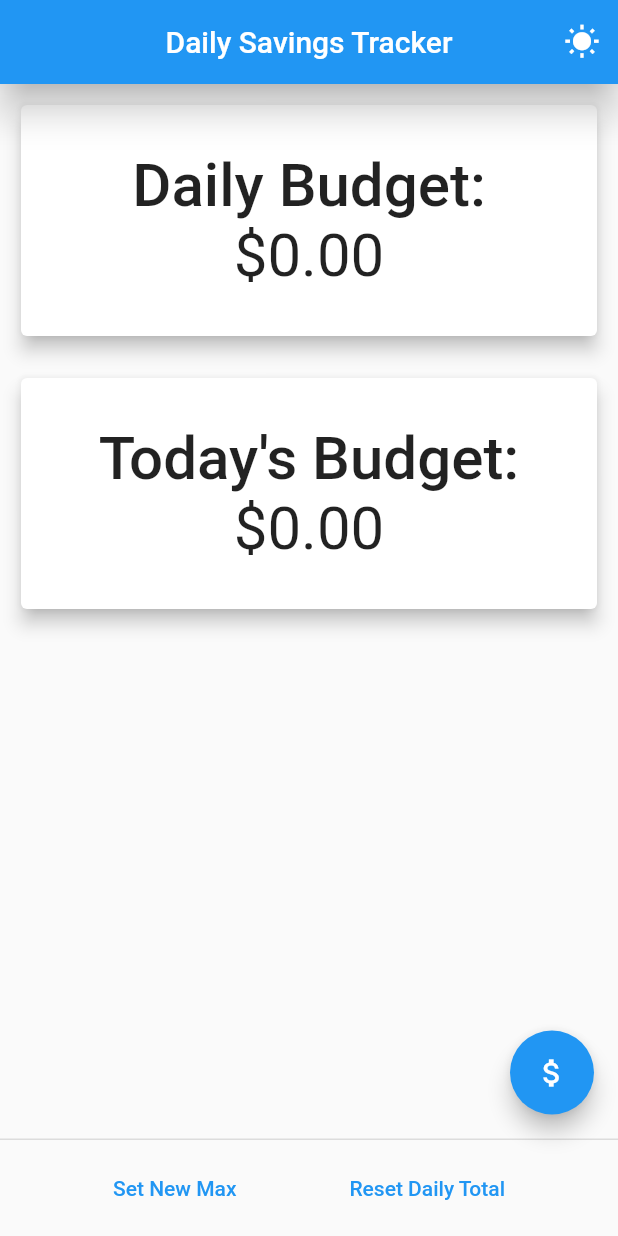
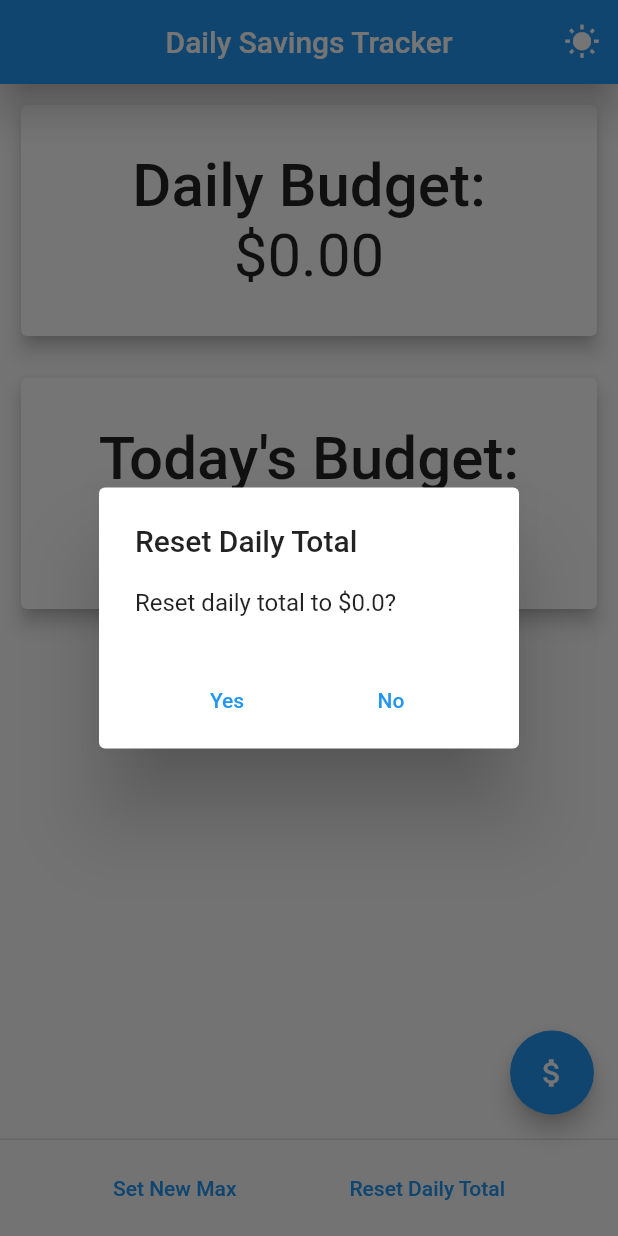
Before and after one commit to surgency23/DailySpendingTracker, a Flutter app: the screen it shows after launch, after a tap on "Reset Daily Total", on a phone screen of 412 x 824 dp. Run offline on Flutter 3.47's test engine with Material 2 defaults, Android fonts, the phone set to English and light mode, and no system bars; our stand-ins replace shared_preferences.

Commit message:
added cancels

```diff
--- a/lib/pages/home/home_page.dart
+++ b/lib/pages/home/home_page.dart
@@ -39,19 +39,11 @@ class _HomePageState extends State<HomePage> {
                                   children: [
                                     const Text("Daily Budget:",
                                         style: TextStyle(
-                                            //color: Colors.grey[800],
                                             fontWeight: FontWeight.w500,
-                                            //fontStyle: FontStyle.italic,
-                                            //fontFamily: 'Open Sans',
                                             fontSize: 40)),
                                     Text(
                                         "\$${numbersNotifier.maxDaily.toStringAsFixed(2)}",
-                                        style: const TextStyle(
-                                            //color: Colors.grey[800],
-                                            //fontWeight: FontWeight.w500,
-                                            //fontStyle: FontStyle.italic,
-                                            //fontFamily: 'Open Sans',
-                                            fontSize: 40))
+                                        style: const TextStyle(fontSize: 40))
                                   ],
                                 ),
                               ))),
@@ -72,72 +64,16 @@ class _HomePageState extends State<HomePage> {
                                   children: [
                                     const Text("Today's Budget:",
                                         style: TextStyle(
-                                            //color: Colors.grey[800],
                                             fontWeight: FontWeight.w500,
-                                            //fontStyle: FontStyle.italic,
-                                            //fontFamily: 'Open Sans',
                                             fontSize: 40)),
                                     Text(
                                         "\$${numbersNotifier.currentTotal.toStringAsFixed(2)}",
-                                        style: const TextStyle(
-                                            //color: Colors.grey[800],
-                                            //fontWeight: FontWeight.w500,
-                                            //fontStyle: FontStyle.italic,
-                                            //fontFamily: 'Open Sans',
-                                            fontSize: 40))
+                                        style: const TextStyle(fontSize: 40))
                                   ],
                                 )),
                           )),
                     ),
                   ),
-
-                  // Column(
-                  //   //mainAxisAlignment: MainAxisAlignment.spaceEvenly,
-                  //   children: [
-                  //    ],
-                  // ),
-                  // Row(
-                  //   mainAxisAlignment: MainAxisAlignment.center,
-                  //   children: [
-                  //     TextButton(
-                  //       onPressed: () {
-                  //         numbersNotifier.resetDailyLimit();
-                  //       },
-                  //       child: const Text("Reset Daily Total"),
-                  //     ),
-                  //     Consumer<NumbersController>(
-                  //       builder: (context, NumbersController numbersNotifier,
-                  //           Widget? child) {
-                  //         return TextButton(
-                  //             onPressed: () {
-                  //               showDialog(
-                  //                 context: context,
-                  //                 builder: (context) {
-                  //                   return AlertDialog(
-                  //                       title: const Text("New Daily Maximum"),
-                  //                       content: TextField(
-                  //                         decoration: const InputDecoration(
-                  //                             labelText: "Enter Value"),
-                  //                         keyboardType: TextInputType.number,
-                  //                         inputFormatters: <TextInputFormatter>[
-                  //                           FilteringTextInputFormatter.allow(
-                  //                               RegExp(r'^\d+\.?\d{0,2}')),
-                  //                         ], // Only numbers can be entered
-                  //                         onSubmitted: (value) {
-                  //                           numbersNotifier.maxDaily =
-                  //                               double.parse(value);
-                  //                         },
-                  //                       ));
-                  //                 },
-                  //               );
-                  //             },
-                  //             child: Text("Set New Max"));
-                  //       },
-                  //     ),
-                  //   ],
-                  // )
-
-                  // \$${numbersNotifier.currentTotal.toStringAsFixed(2)}
                 ]);
           },
         ),
@@ -155,9 +91,17 @@ class _HomePageState extends State<HomePage> {
                         builder: (context) {
                           return AlertDialog(
                               title: const Text("New Daily Maximum"),
+                              actionsAlignment: MainAxisAlignment.center,
+                              actions: [
+                                TextButton(
+                                    onPressed: () {
+                                      Navigator.of(context).pop();
+                                    },
+                                    child: const Text("Cancel")),
+                              ],
                               content: TextField(
                                 decoration: const InputDecoration(
-                                    labelText: "Enter Value"),
+                                    labelText: "Maximum", prefixText: "\$ "),
                                 keyboardType: TextInputType.number,
                                 inputFormatters: <TextInputFormatter>[
                                   FilteringTextInputFormatter.allow(
@@ -174,7 +118,28 @@ class _HomePageState extends State<HomePage> {
                     child: const Text("Set New Max")),
                 TextButton(
                   onPressed: () {
+                    showDialog(
+                        context: context,
+                        builder: (context) {
+                          return AlertDialog(
+                              title: const Text("Reset Daily Total"),
+                              content: Text(
+                                  "Reset daily total to \$${numbersNotifier.maxDaily}?"),
+                              actionsAlignment: MainAxisAlignment.spaceEvenly,
+                              actions: [
+                                TextButton(
+                                    onPressed: () {
                                       numbersNotifier.resetDailyLimit();
+                                      Navigator.of(context).pop();
+                                    },
+                                    child: Text("Yes")),
+                                TextButton(
+                                    onPressed: () =>
+                                        Navigator.of(context).pop(),
+                                    child: Text("No"))
+                              ]);
+                        });
+                    //numbersNotifier.resetDailyLimit();
                   },
                   child: const Text("Reset Daily Total"),
                 ),
@@ -185,24 +150,22 @@ class _HomePageState extends State<HomePage> {
       ],
       floatingActionButton: FloatingActionButton(
         child: const Icon(Icons.attach_money),
-        onPressed: () => displayInput(),
-      ),
-    );
-  }
-
-  void displayInput() {
+        onPressed: () {
           showDialog(
             context: context,
             builder: (context) {
               return Consumer<NumbersController>(
-          builder: (context, NumbersController numbersNotifier, Widget? child) {
+                builder: (context, NumbersController numbersNotifier,
+                    Widget? child) {
                   return AlertDialog(
                     title: const Text("New Transaction"),
                     content: TextField(
-                decoration: const InputDecoration(labelText: "\$0.00"),
+                      decoration: const InputDecoration(
+                          labelText: "Money Spent", prefixText: "\$ "),
                       keyboardType: TextInputType.number,
                       inputFormatters: <TextInputFormatter>[
-                  FilteringTextInputFormatter.allow(RegExp(r'^\d+\.?\d{0,2}')),
+                        FilteringTextInputFormatter.allow(
+                            RegExp(r'^\d+\.?\d{0,2}')),
                       ],
                       onSubmitted: (value) {
                         numbersNotifier.currentTotal = double.parse(value);
@@ -214,5 +177,8 @@ class _HomePageState extends State<HomePage> {
               );
             },
           );
+        },
+      ),
+    );
   }
 }
```
Lines whose indentation alone changed are shown as unchanged.
